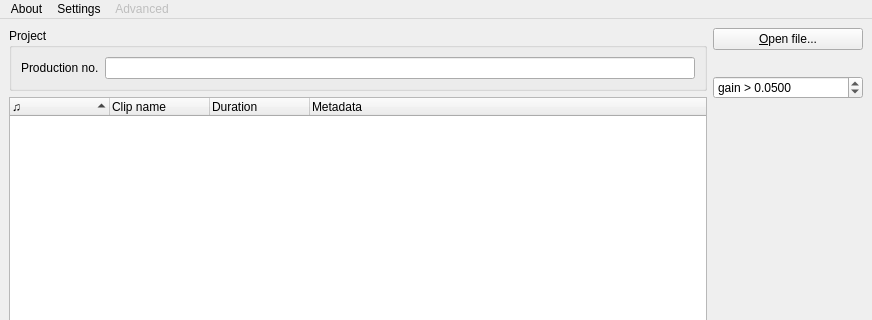
First picture: the form in src/gui/pling-plong-odometer.ui, repository havardgulldahl/pling-plong-odometer, before the edit; both pictures show x 0 to 872 and y 0 to 320 of the 872 by 679 pixel window.
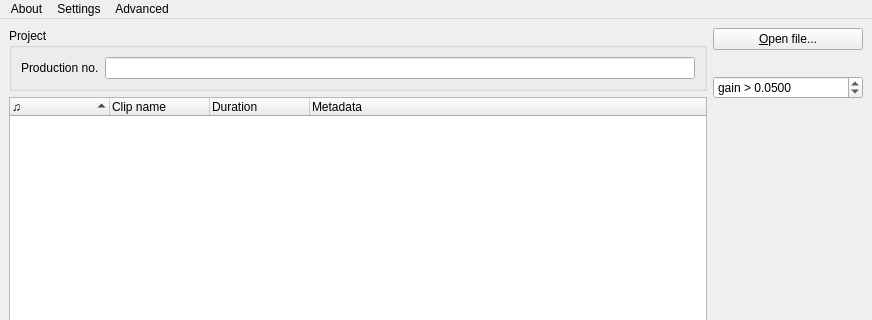
Second picture: the form after the edit. Icons and pictures are not drawn.

Commit message:
Add new report :TimelineOrderReport
…  to show clips by order of appereance

```diff
--- a/src/gui/pling-plong-odometer.ui
+++ b/src/gui/pling-plong-odometer.ui
@@ -528,9 +528,6 @@
     <addaction name="actionCheckForUpdates"/>
    </widget>
    <widget class="QMenu" name="menuAdvanced">
-    <property name="enabled">
-     <bool>false</bool>
-    </property>
     <property name="title">
      <string>Advanced</string>
     </property>
```
Left out of the diff: 11 changed lines with no effect on the pictures. The commit also changes 1 other file.
